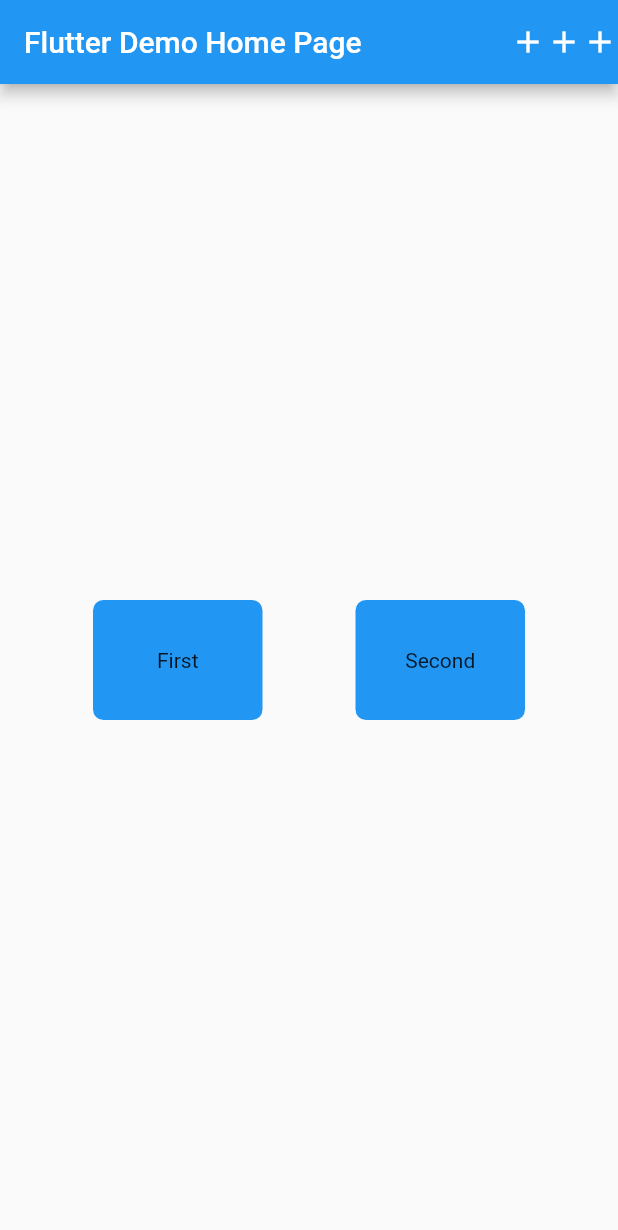
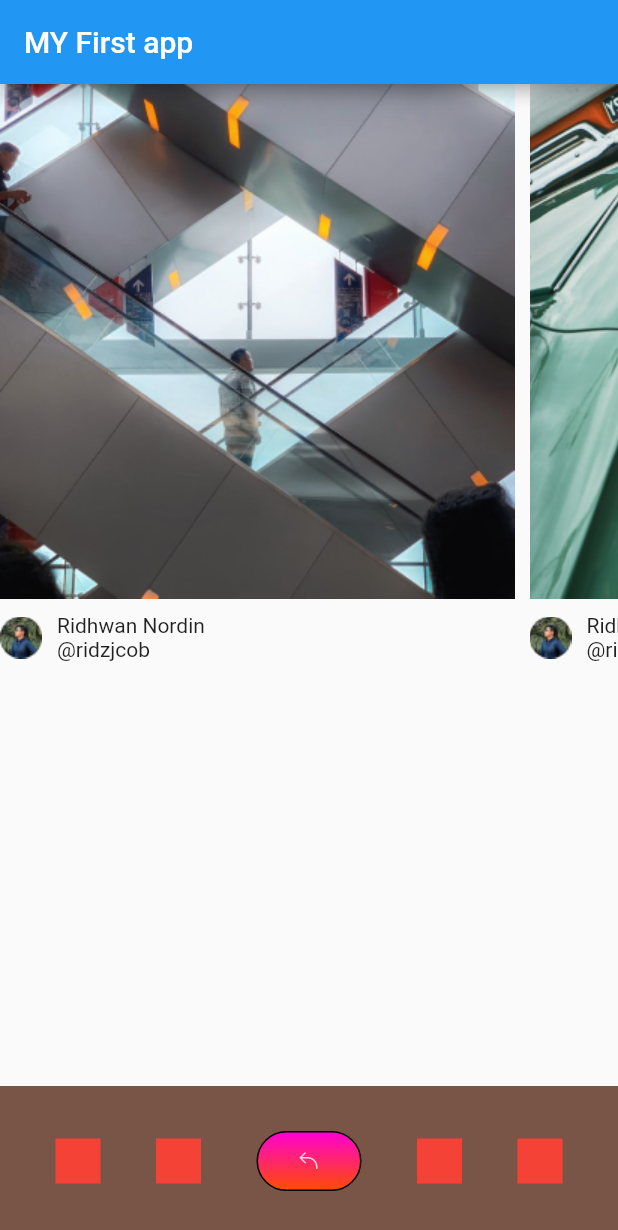
Before and after one commit to Samir-Sattarov/first_app, a Flutter app: the screen it shows after launch, on a phone screen of 412 x 824 dp. Shown: the top 1230 px of the screen. Run offline on Flutter 3.47's test engine with Material 2 defaults, Android fonts, the phone set to English and light mode, and no system bars; our stand-ins replace flutter_keyboard_visibility, flutter_svg, google_fonts.

Commit message:
Added Entity and some widgets

```diff
--- /dev/null
+++ b/lib/entity/post_horizontal_entity.dart
@@ -0,0 +1,13 @@
+class PostHorizontalEntity {
+  final String name;
+  final String username;
+  final String avatar;
+  final String image;
+
+  PostHorizontalEntity({
+    required this.name,
+    required this.username,
+    required this.avatar,
+    required this.image,
+  });
+}
--- a/lib/main.dart
+++ b/lib/main.dart
@@ -20,7 +20,7 @@ class MyApp extends StatelessWidget {
 
 
       ),
-      home:  const HomeScreen(title: 'Flutter Demo Home Page'),
+      home:  const HomeScreen(title: "MY First app"),
     );
   }
 }
--- a/lib/screens/home_screen.dart
+++ b/lib/screens/home_screen.dart
@@ -1,8 +1,11 @@
+import 'package:first_app/entity/post_horizontal_entity.dart';
+import 'package:first_app/widgets/super_mega_card_widget.dart';
 import 'package:flutter/material.dart';
-import 'package:google_fonts/google_fonts.dart';
+import 'package:flutter/services.dart';
+import 'package:flutter_keyboard_visibility/flutter_keyboard_visibility.dart';
+import 'package:flutter_svg/svg.dart';
 
-import '../widgets/button_widget.dart';
-import 'my_second_screen.dart';
+import '../utils/assets.dart';
 
 class HomeScreen extends StatefulWidget {
   const HomeScreen({super.key, required this.title});
@@ -14,165 +17,127 @@ class HomeScreen extends StatefulWidget {
 }
 
 class _HomeScreenState extends State<HomeScreen> {
-  int _counter = 0;
-
-  void _incrementCounter() {
-    setState(() {
-      _counter++;
-    });
-  }
+  final List<PostHorizontalEntity> horizontalPostList = [
+    PostHorizontalEntity(
+      name: "Ridhwan Nordin",
+      username: "@ridzjcob",
+      avatar: Assets.tFirstAvatar,
+      image: Assets.tFistPostImage,
+    ),
+    PostHorizontalEntity(
+      name: "Ridhwan Nordin",
+      username: "@ridzjcob",
+      avatar: Assets.tFirstAvatar,
+      image: Assets.tCarImage,
+    ),
+    PostHorizontalEntity(
+      name: "Ridhwan Nordin",
+      username: "@ridzjcob",
+      avatar: Assets.tFirstAvatar,
+      image: Assets.tGraffity,
+    ),
+    PostHorizontalEntity(
+      name: "Ridhwan Nordin",
+      username: "@ridzjcob",
+      avatar: Assets.tFirstAvatar,
+      image: Assets.tFistPostImage,
+    ),
+    PostHorizontalEntity(
+      name: "Ridhwan Nordin",
+      username: "@ridzjcob",
+      avatar: Assets.tFirstAvatar,
+      image: Assets.tFistPostImage,
+    ),
+  ];
 
   @override
   Widget build(BuildContext context) {
-    return Scaffold(
+    return KeyboardDismissOnTap(
+      child: Scaffold(
         appBar: AppBar(
           title: Text(
             widget.title,
             style: const TextStyle(),
           ),
-        actions: [
-          Icon(Icons.add),
-          Icon(Icons.add),
-          Icon(Icons.add),
-        ],
         ),
-      body: Center(
+        body: SingleChildScrollView(
           child: Column(
-          mainAxisAlignment: MainAxisAlignment.center,
-          children: <Widget>[
-            // Text(
-            //   "Welcome",
-            //   style: GoogleFonts.nunito(
-            //     color: const Color(0xff3C3B3B),
-            //     fontSize: 48,
-            //     fontWeight: FontWeight.bold,
-            //   ),
-            // ),
-            //
-            // Text("Counter $_counter"),
-            // Container(
-            //   height: 195,
-            //   width: 274,
-            //   decoration: BoxDecoration(
-            //     borderRadius: BorderRadius.circular(21),
-            //     color: Colors.red,
-            //   ),
-            //   clipBehavior: Clip.hardEdge,
-            //   child: Image.asset(
-            //     'assets/images/image.jpg',
-            //     fit: BoxFit.cover,
-            //   ),
-            // ),
-            // const SizedBox(height: 10),
-            // // Image.asset('assets/images/image.jpg'),
-            // //
-            // const SizedBox(height: 20),
+            children: [
+              SizedBox(
+                height: 500,
+                child: ListView.builder(
+                  scrollDirection: Axis.horizontal,
+                  itemBuilder: (context, index) {
+                    final PostHorizontalEntity post = horizontalPostList[index];
 
-            Row(
-              mainAxisAlignment: MainAxisAlignment.spaceEvenly,
-              children: [
-                // GestureDetector(
-                //   onTap: () {
-                //
-                //   },
-                //   child: Container(
-                //     height: 80,
-                //     width: 113,
-                //     decoration: BoxDecoration(
-                //       borderRadius: BorderRadius.circular(7),
-                //       color: Colors.red,
-                //     ),
-                //   ),
-                // ),
-                // GestureDetector(
-                //   onTap: () {
-                //
-                //   },
-                //   child: Container(
-                //     height: 80,
-                //     width: 113,
-                //     decoration: BoxDecoration(
-                //       borderRadius: BorderRadius.circular(7),
-                //       color: Colors.red,
-                //     ),
-                //   ),
-                // ),
-
-                ButtonWidget(onTap: () {
-print("button first ");
-                },title: 'First',),
-
-                ButtonWidget(onTap: () {
-                  print("button second ");
-                  print("button second ");
-                  print("button second ");
-                  print("button second ");
-                  print("button second ");
-                  print("button second ");
-                  print("button second ");
-                  print("button second ");
-                  print("button second ");
-
-                }, title: 'Second',),
-              ],
+                    return Padding(
+                      padding: const EdgeInsets.only(right: 10),
+                      child: SuperMegaCardWidget(
+                        post: post,
+                      ),
+                    );
+                  },
+                  itemCount: horizontalPostList.length,
+                ),
               ),
             ],
           ),
         ),
-//       floatingActionButton: Column(
-//         mainAxisAlignment: MainAxisAlignment.end,
-//         children: [
-//           GestureDetector(
-//             onTap: () {
-//               print("Hello world!!");
-//              _incrementCounter()
-// ;            },
-//             child: Container(
-//               height: 57,
-//               width: 57,
-//               decoration: BoxDecoration(
-//                 color: Colors.red,
-//                 borderRadius: BorderRadius.circular(10),
-//               ),
-//               child: const Center(
-//                 child: Icon(
-//                   Icons.add,
-//                   color: Colors.white,
-//                 ),
-//               ),
-//             ),
-//           ),
-//           const SizedBox(height: 10),
-//           GestureDetector(
-//             onTap: () {
-//               print("Hello world!!");
-//               Navigator.push(
-//                 context,
-//                 MaterialPageRoute(
-//                   builder: (_) =>   MySecondScreen(abc: _counter,),
-//                 ),
-//               );
-//               // Navigator.pop(context);
-//             },
-//
-//
-//             child: Container(
-//               height: 57,
-//               width: 57,
-//               decoration: BoxDecoration(
-//                 color: const Color(0xff6CDFC3),
-//                 borderRadius: BorderRadius.circular(10),
-//               ),
-//               child: const Center(
-//                 child: Icon(
-//                   Icons.reply,
-//                   color: Colors.white,
-//                 ),
-//               ),
-//             ),
-//           ),
-//         ],
-//       ),
+        bottomNavigationBar: Container(
+          height: 100,
+          color: Colors.brown,
+          child: Row(
+            mainAxisAlignment: MainAxisAlignment.spaceEvenly,
+            children: [
+              Container(
+                height: 30,
+                width: 30,
+                color: Colors.red,
+              ),
+              Container(
+                height: 30,
+                width: 30,
+                color: Colors.red,
+              ),
+              Container(
+                height: 40,
+                width: 70,
+                decoration: BoxDecoration(
+                  borderRadius: BorderRadius.circular(20),
+                  border: Border.all(
+                    color: Colors.black,
+                    width: 1,
+                  ),
+                  gradient: LinearGradient(
+                    begin: Alignment.topCenter,
+                    end: Alignment.bottomCenter,
+                    colors: [
+                      Color(0xffFF00D6),
+                      Color(0xffFF4D00),
+                    ],
+                  ),
+                  color: Colors.green,
+                ),
+                child: Center(
+                    child: SvgPicture.asset(
+                  Assets.tBackArrowSvg,
+                  color: Colors.white,
+                )),
+              ),
+              Container(
+                height: 30,
+                width: 30,
+                color: Colors.red,
+              ),
+              Container(
+                height: 30,
+                width: 30,
+                color: Colors.red,
+              ),
+            ],
+          ),
+        ),
+      ),
     );
   }
 }
--- /dev/null
+++ b/lib/utils/assets.dart
@@ -0,0 +1,13 @@
+class Assets {
+
+
+  //Images
+  static String tMacaron = "assets/images/macaron.png";
+  static String tFirstAvatar = "assets/images/first_user_avatar.png";
+  static String tFistPostImage = "assets/images/first_post_image.png";
+  static String tCarImage = "assets/images/car_image.png";
+  static String tGraffity = "assets/images/graffity.png";
+
+  // Svgs
+  static String tBackArrowSvg = "assets/svg/arrow_back.svg";
+}
--- a/lib/widgets/button_widget.dart
+++ /dev/null
@@ -1,25 +0,0 @@
-import 'package:flutter/material.dart';
-
-class ButtonWidget extends StatelessWidget {
-  final Function() onTap;
-  final String title;
-  const ButtonWidget({Key? key, required this.onTap, required this.title}) : super(key: key);
-
-  @override
-  Widget build(BuildContext context) {
-    return GestureDetector(
-      onTap: () {
-        onTap.call();
-      },
-      child: Container(
-        height: 80,
-        width: 113,
-        decoration: BoxDecoration(
-          borderRadius: BorderRadius.circular(7),
-          color: Colors.blue,
-        ),
-        child: Center(child: Text(title)),
-      ),
-    );
-  }
-}
--- /dev/null
+++ b/lib/widgets/page_selector.dart
@@ -0,0 +1,19 @@
+import 'package:flutter/material.dart';
+
+class PageSelector extends StatefulWidget {
+  final String name;
+  const PageSelector({Key? key, required this.name}) : super(key: key);
+
+  @override
+  State<PageSelector> createState() => _PageSelectorState();
+}
+
+class _PageSelectorState extends State<PageSelector> {
+  final String name ="Adams";
+
+  bool isFirstSelection = true;
+  @override
+  Widget build(BuildContext context) {
+    return Center(child: Text("Local: $name Global: ${widget.name}"));
+  }
+}
--- /dev/null
+++ b/lib/widgets/super_mega_card_widget.dart
@@ -0,0 +1,43 @@
+import 'package:flutter/material.dart';
+
+import '../entity/post_horizontal_entity.dart';
+
+class SuperMegaCardWidget extends StatelessWidget {
+  final PostHorizontalEntity post;
+  const SuperMegaCardWidget({Key? key, required this.post}) : super(key: key);
+
+  @override
+  Widget build(BuildContext context) {
+    return Column(
+      crossAxisAlignment: CrossAxisAlignment.start,
+      children: [
+        SizedBox(
+          width: 343,
+          height: 343,
+          child: Image.asset(
+            post.image,
+          ),
+        ),
+        const SizedBox(height: 10),
+        Row(
+          mainAxisAlignment: MainAxisAlignment.start,
+          children: <Widget>[
+            SizedBox(
+              height: 28,
+              width: 28,
+              child: Image.asset(post.avatar),
+            ),
+           const  SizedBox(width: 10),
+            Column(
+              crossAxisAlignment: CrossAxisAlignment.start,
+              children: [
+                Text(post.name),
+                Text(post.username),
+              ],
+            ),
+          ],
+        ),
+      ],
+    );
+  }
+}
--- a/pubspec.yaml
+++ b/pubspec.yaml
@@ -36,6 +36,8 @@ dependencies:
   # Use with the CupertinoIcons class for iOS style icons.
   cupertino_icons: ^1.0.2
   google_fonts: ^4.0.4
+  flutter_keyboard_visibility: ^5.4.1
+  flutter_svg: ^2.0.5
 
 dev_dependencies:
   flutter_test:
@@ -63,6 +65,7 @@ flutter:
   assets:
     - assets/
     - assets/images/
+    - assets/svg/
 
   #   - images/a_dot_ham.jpeg
 
```
Also changed, not shown: assets/images/car_image.png (added), assets/images/first_post_image.png (added), assets/images/first_user_avatar.png (added), assets/images/graffity.png (added), assets/images/image.jpg (deleted), assets/images/macaron.png (added), assets/svg/arrow_back.svg (added), pubspec.lock, 2 other files. Lines whose indentation alone changed are shown as unchanged.
